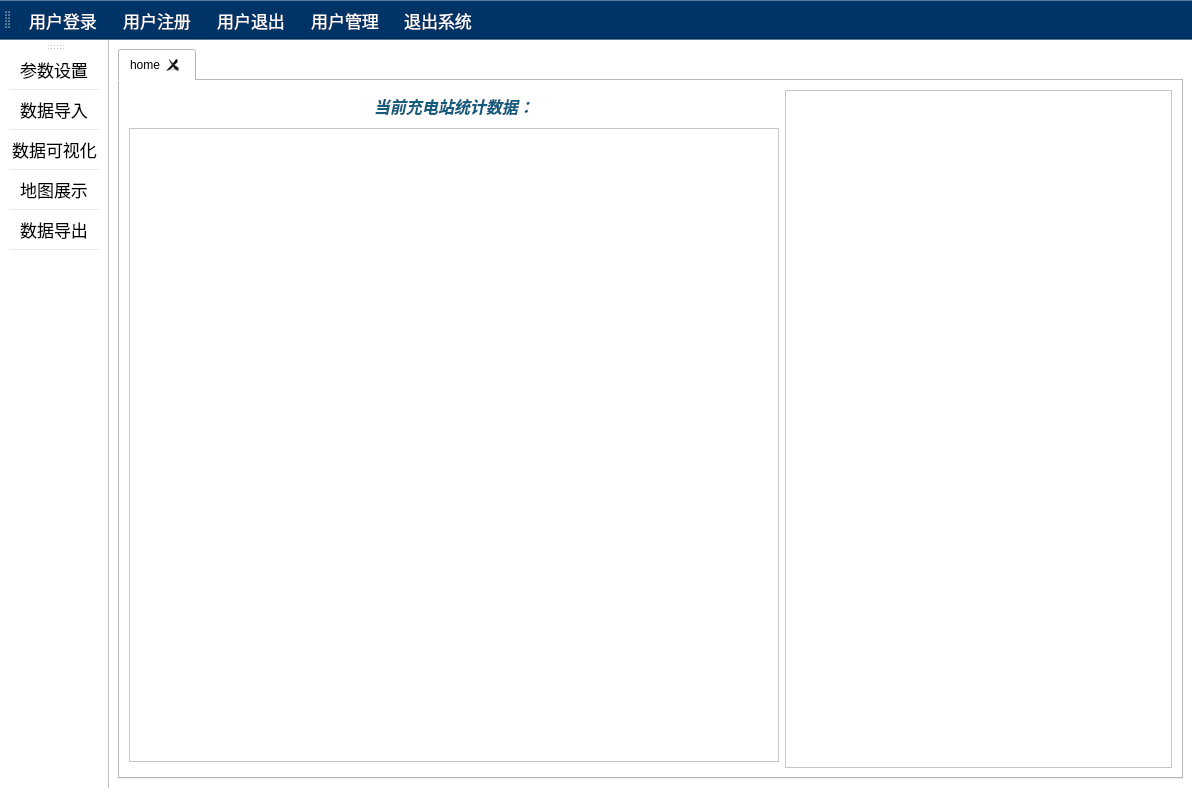
Old version of the form UI/MainWindow.ui in the repository peipan/charge_station.
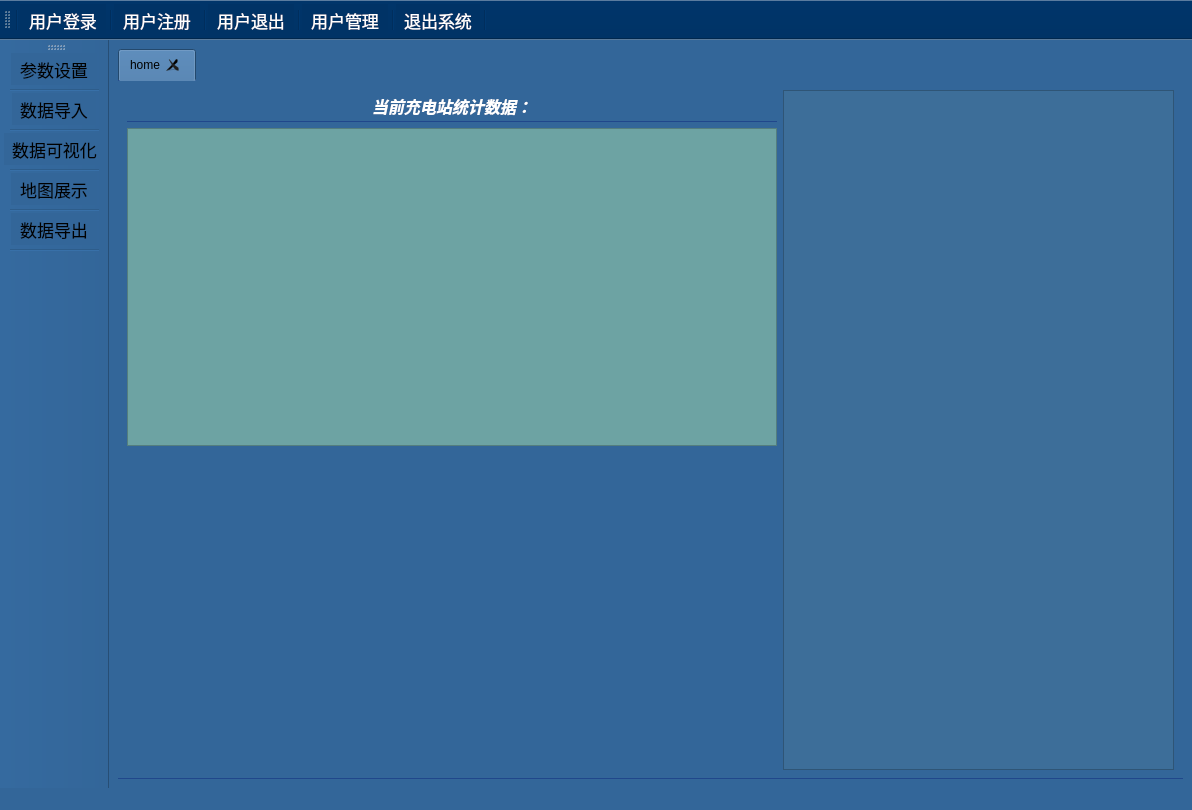
New version of the form. Icons and pictures are not drawn.

Commit message: 导出高风险数据功能；地图展示连接数据库

Patch:
```diff
--- a/UI/MainWindow.ui
+++ b/UI/MainWindow.ui
@@ -14,7 +14,7 @@
    <string>MainWindow</string>
   </property>
   <property name="styleSheet">
-   <string notr="true">background-color: rgb(255, 255, 255);</string>
+   <string notr="true">background-color: rgb(51, 102, 153);</string>
   </property>
   <widget class="QWidget" name="centralwidget">
    <layout class="QGridLayout" name="gridLayout_2">
@@ -27,11 +27,15 @@
        </sizepolicy>
       </property>
       <property name="styleSheet">
-       <string notr="true">background-color: rgb(255, 255, 255);</string>
+       <string notr="true">background-color: rgb(51, 102, 153);
+border-bottom:1px solid #20478b;</string>
       </property>
       <property name="currentIndex">
        <number>0</number>
       </property>
+      <property name="usesScrollButtons">
+       <bool>true</bool>
+      </property>
       <property name="tabsClosable">
        <bool>true</bool>
       </property>
@@ -51,22 +55,23 @@
           <property name="maximumSize">
            <size>
             <width>16777215</width>
-            <height>16777215</height>
+            <height>32</height>
            </size>
           </property>
           <property name="styleSheet">
            <string notr="true">font: 17pt &quot;Adobe 黑体 Std R&quot;;
+background-color: rgb(51, 102, 153);
 </string>
           </property>
           <property name="text">
-           <string>&lt;html&gt;&lt;head/&gt;&lt;body&gt;&lt;p align=&quot;center&quot;&gt;&lt;span style=&quot; font-size:12pt; font-weight:600; font-style:italic; color:#145b7d;&quot;&gt;当前充电站统计数据：&lt;/span&gt;&lt;/p&gt;&lt;/body&gt;&lt;/html&gt;</string>
+           <string>&lt;html&gt;&lt;head/&gt;&lt;body&gt;&lt;p align=&quot;center&quot;&gt;&lt;span style=&quot; font-size:12pt; font-weight:600; font-style:italic; color:#ffffff;&quot;&gt;当前充电站统计数据：&lt;/span&gt;&lt;/p&gt;&lt;/body&gt;&lt;/html&gt;</string>
           </property>
          </widget>
         </item>
         <item row="1" column="0">
          <widget class="QTableView" name="tableView">
           <property name="sizePolicy">
-           <sizepolicy hsizetype="Preferred" vsizetype="Expanding">
+           <sizepolicy hsizetype="Preferred" vsizetype="Preferred">
             <horstretch>0</horstretch>
             <verstretch>0</verstretch>
            </sizepolicy>
@@ -84,12 +89,18 @@
            </size>
           </property>
           <property name="styleSheet">
-           <string notr="true">font: 75 12pt &quot;微软雅黑&quot;;</string>
+           <string notr="true">font: 75 12pt &quot;微软雅黑&quot;;
+background-color: rgb(109, 163, 163);
+border-bottom:1px solid #20478b;</string>
           </property>
          </widget>
         </item>
         <item row="0" column="1" rowspan="3">
          <widget class="QFrame" name="frame">
+          <property name="styleSheet">
+           <string notr="true">background-color: rgb(61, 110, 153);
+border-bottom:1px solid #20478b;</string>
+          </property>
           <property name="frameShape">
            <enum>QFrame::StyledPanel</enum>
           </property>
@@ -163,6 +174,7 @@
    <addaction name="act_manager"/>
    <addaction name="separator"/>
    <addaction name="act_quit"/>
+   <addaction name="separator"/>
   </widget>
   <widget class="QToolBar" name="toolBar_2">
    <property name="sizePolicy">
```
The commit also changes 50 other files.
